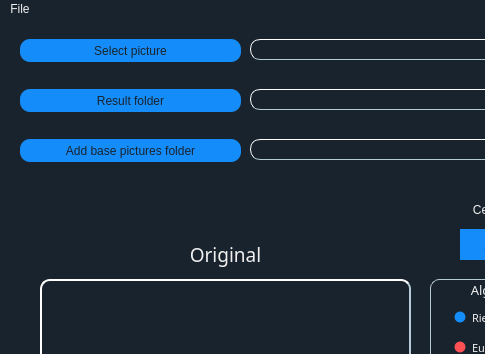
Qt form MosaicQt/MosaicQt/mainwindow.ui (adriancalavie/Mosaic-plus-plus) before a commit; both pictures show x 0 to 485 and y 0 to 354 of the 1000 by 700 pixel window.
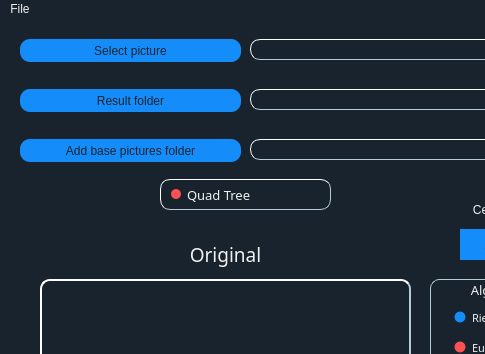
The same form after that commit. Icons and pictures are not drawn.

Commit message: Added QuadTree Button

The edit to the form file:
```diff
--- a/MosaicQt/MosaicQt/mainwindow.ui
+++ b/MosaicQt/MosaicQt/mainwindow.ui
@@ -2014,6 +2014,61 @@
      <set>Qt::AlignCenter</set>
     </property>
    </widget>
+   <widget class="QCheckBox" name="checkBoxQuadTree">
+    <property name="geometry">
+     <rect>
+      <x>160</x>
+      <y>160</y>
+      <width>171</width>
+      <height>31</height>
+     </rect>
+    </property>
+    <property name="font">
+     <font>
+      <family>Century Gothic</family>
+      <pointsize>10</pointsize>
+      <weight>50</weight>
+      <italic>false</italic>
+      <bold>false</bold>
+     </font>
+    </property>
+    <property name="cursor">
+     <cursorShape>PointingHandCursor</cursorShape>
+    </property>
+    <property name="toolTip">
+     <string>&lt;html&gt;&lt;head/&gt;&lt;body&gt;&lt;p&gt;&lt;br/&gt;&lt;/p&gt;&lt;/body&gt;&lt;/html&gt;</string>
+    </property>
+    <property name="styleSheet">
+     <string notr="true">QCheckBox {
+text-align: center;
+border-style: outset;
+border-width: 1px;
+border-color: rgb(181, 204, 214);
+font: 10pt  &quot;Century Gothic&quot;;
+border-radius: 10px;
+background:none;
+}
+
+QCheckBox::indicator {
+	left:10px;
+    width: 10px;
+    height: 10px;
+	background:none;
+	border-radius:5px;
+}
+
+QCheckBox::indicator:unchecked {
+    background: rgb(255, 80, 83);
+}
+
+QCheckBox::indicator:checked {
+     background: #148dfa;
+}</string>
+    </property>
+    <property name="text">
+     <string>Quad Tree</string>
+    </property>
+   </widget>
   </widget>
   <widget class="QMenuBar" name="menubar">
    <property name="geometry">
```
The commit also changes 5 other files.
